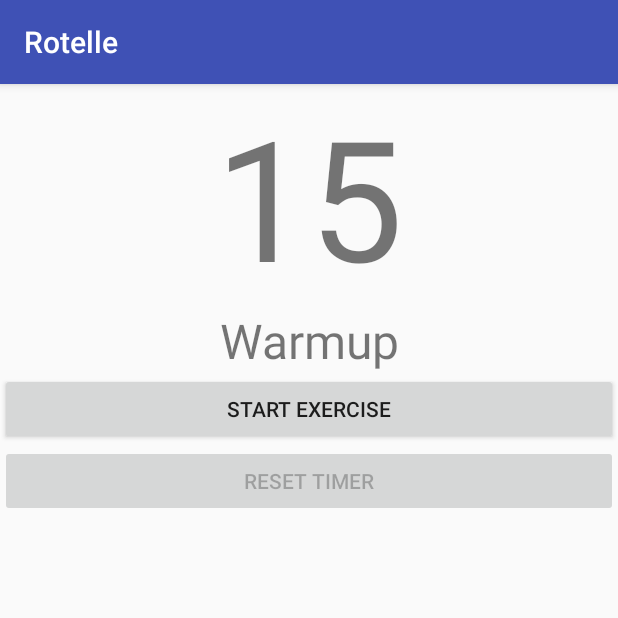
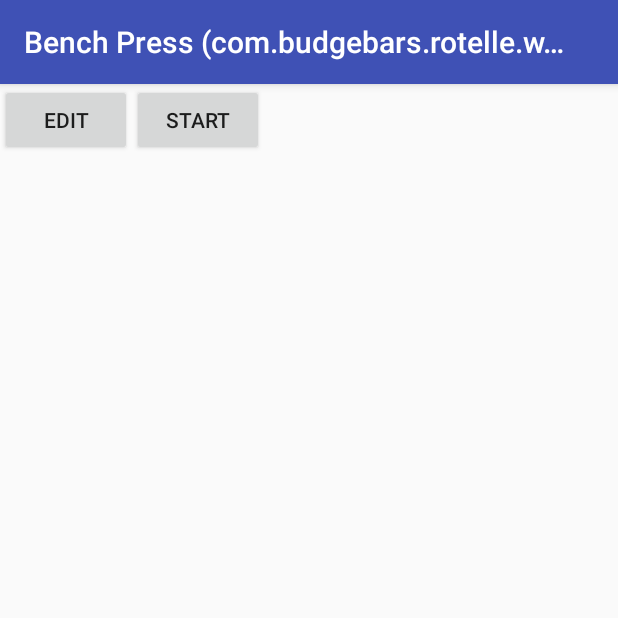
Before and after one commit to jdupont/android-workout-timer, an Android app: the screen it shows after launch (RunningTimerActivity before the commit, ExerciseActivity after it), after a tap on "RUN MOCK WORKOUT.", on a phone screen of 412 x 824 dp, the top half of it. Run offline under Robolectric (Android 15) with nearby library versions, the phone set to English and light mode, and no system bars.

Commit message:
Removing unit information that was sprinkled across the codebase and condensing it into the Duration class

```diff
--- a/app/build.gradle
+++ b/app/build.gradle
@@ -11,6 +11,7 @@ android {
         versionName "1.0"
         testInstrumentationRunner "android.support.test.runner.AndroidJUnitRunner"
     }
+
     buildTypes {
         release {
             minifyEnabled false
--- a/app/src/main/AndroidManifest.xml
+++ b/app/src/main/AndroidManifest.xml
@@ -9,14 +9,15 @@
         android:roundIcon="@mipmap/ic_launcher_round"
         android:supportsRtl="true"
         android:theme="@style/AppTheme">
-        <activity android:name=".MainActivity">
+        <activity android:name=".ExerciseListingActivity">
             <intent-filter>
                 <action android:name="android.intent.action.MAIN" />
 
                 <category android:name="android.intent.category.LAUNCHER" />
             </intent-filter>
         </activity>
-        <activity android:name=".RunningTimerActivity"></activity>
+        <activity android:name=".RunningTimerActivity" />
+        <activity android:name=".ExerciseActivity"></activity>
     </application>
 
 </manifest>
--- /dev/null
+++ b/app/src/main/java/com/budgebars/rotelle/ExerciseActivity.java
@@ -0,0 +1,42 @@
+package com.budgebars.rotelle;
+
+import android.content.Intent;
+import android.os.Bundle;
+import android.support.v7.app.AppCompatActivity;
+import android.view.View;
+import android.widget.Button;
+
+import com.budgebars.rotelle.workouts.Exercise;
+
+public class ExerciseActivity extends AppCompatActivity {
+
+    private Exercise exercise;
+
+    @Override
+    protected void onCreate(Bundle savedInstanceState) {
+        super.onCreate(savedInstanceState);
+        setContentView(R.layout.activity_exercise);
+
+        this.exercise = (Exercise) this.getIntent().getSerializableExtra(ExerciseListingActivity.EXERCISE_TO_RUN);
+
+        this.setTitle(this.exercise.name()+ " (" + this.exercise.totalLength() + ")");
+
+        Button startExerciseButton = (Button) this.findViewById(R.id.StartExerciseButton);
+        startExerciseButton.setOnClickListener(new View.OnClickListener() {
+            @Override
+            public void onClick(View view) {
+                Intent intent = new Intent(ExerciseActivity.this, RunningTimerActivity.class);
+                intent.putExtra(ExerciseListingActivity.EXERCISE_TO_RUN, ExerciseActivity.this.exercise);
+                startActivity(intent);
+            }
+        });
+
+        Button editExerciseButton = (Button) this.findViewById(R.id.EditExerciseButton);
+        editExerciseButton.setOnClickListener(new View.OnClickListener() {
+            @Override
+            public void onClick(View view) {
+                throw new UnsupportedOperationException("Not yet implemented");
+            }
+        });
+    }
+}
--- a/app/src/main/java/com/budgebars/rotelle/MainActivity.java
+++ b/app/src/main/java/com/budgebars/rotelle/ExerciseListingActivity.java
@@ -9,20 +9,20 @@ import android.widget.Button;
 import com.budgebars.rotelle.files.ExerciseParser;
 import com.budgebars.rotelle.workouts.Exercise;
 
-public class MainActivity extends AppCompatActivity {
+public class ExerciseListingActivity extends AppCompatActivity {
 
     public static final String EXERCISE_TO_RUN = "EXERCISE_EXTRA";
 
     @Override
     protected void onCreate(Bundle savedInstanceState) {
         super.onCreate(savedInstanceState);
-        setContentView(R.layout.activity_main);
+        setContentView(R.layout.activity_exercise_listing);
 
         Button allPurpose = (Button) this.findViewById(R.id.AllPurposeButton);
         allPurpose.setOnClickListener(new View.OnClickListener() {
             @Override
             public void onClick(View view) {
-                MainActivity.this.runAllPurposeButton();
+                ExerciseListingActivity.this.runAllPurposeButton();
             }
         });
     }
@@ -32,8 +32,8 @@ public class MainActivity extends AppCompatActivity {
         ExerciseParser parser = new ExerciseParser();
         Exercise exercise = parser.readExerciseFromFile(this);
 
-        Intent intent = new Intent(this, RunningTimerActivity.class);
-        intent.putExtra(MainActivity.EXERCISE_TO_RUN, exercise);
+        Intent intent = new Intent(this, ExerciseActivity.class);
+        intent.putExtra(ExerciseListingActivity.EXERCISE_TO_RUN, exercise);
         startActivity(intent);
     }
 }
--- a/app/src/main/java/com/budgebars/rotelle/files/ExerciseParser.java
+++ b/app/src/main/java/com/budgebars/rotelle/files/ExerciseParser.java
@@ -3,6 +3,7 @@ package com.budgebars.rotelle.files;
 import android.content.Context;
 
 import com.budgebars.rotelle.R;
+import com.budgebars.rotelle.workouts.Duration;
 import com.budgebars.rotelle.workouts.Exercise;
 import com.budgebars.rotelle.workouts.Interval;
 
@@ -93,7 +94,7 @@ public class ExerciseParser {
                 String name = oneObject.getString(ExerciseParser.INTERVAL_NAME_TAG);
                 int length = oneObject.getInt(ExerciseParser.INTERVAL_LENGTH_TAG);
 
-                intervals.add(new Interval(name, length));
+                intervals.add(new Interval(name, Duration.fromSeconds(length)));
             }
             catch (JSONException e)
             {
--- /dev/null
+++ b/app/src/main/java/com/budgebars/rotelle/workouts/Duration.java
@@ -0,0 +1,45 @@
+package com.budgebars.rotelle.workouts;
+
+import java.io.Serializable;
+import java.util.concurrent.TimeUnit;
+
+/**
+ * Created by Jules on 10/16/2017.
+ */
+
+public class Duration implements Serializable {
+
+    private static final TimeUnit UNIT = TimeUnit.MILLISECONDS;
+
+    private final long milliseconds;
+
+    public Duration(final long value, final TimeUnit unit)
+    {
+        this.milliseconds = Duration.UNIT.MILLISECONDS.convert(value, unit);
+    }
+
+    public Duration add(final Duration other)
+    {
+        return new Duration(this.milliseconds + other.milliseconds, Duration.UNIT);
+    }
+
+    public long get(final TimeUnit unit)
+    {
+        return unit.convert(milliseconds, Duration.UNIT);
+    }
+
+    public static Duration ZERO()
+    {
+        return new Duration(0, Duration.UNIT);
+    }
+
+    public static Duration fromSeconds(final long value)
+    {
+        return new Duration(value, TimeUnit.SECONDS);
+    }
+
+    public static Duration fromMilliSeconds(final long value)
+    {
+        return new Duration(value, TimeUnit.MILLISECONDS);
+    }
+}
--- a/app/src/main/java/com/budgebars/rotelle/workouts/Exercise.java
+++ b/app/src/main/java/com/budgebars/rotelle/workouts/Exercise.java
@@ -25,13 +25,13 @@ public class Exercise implements Serializable {
         this.intervals = intervals;
     }
 
-    public int totalLength()
+    public Duration totalLength()
     {
-        int total = 0;
+        Duration total = Duration.ZERO();
 
         for (Interval interval : this.intervals)
         {
-            total = total + interval.getLength();
+            total = total.add(interval.getLength());
         }
 
         return total;
@@ -62,9 +62,9 @@ public class Exercise implements Serializable {
     {
         List<Interval> intervals = new ArrayList<Interval>();
 
-        intervals.add(new Interval("Warmup", 15));
-        intervals.add(new Interval("Bench 1", 15));
-        intervals.add(new Interval("Rest 1", 15));
+        intervals.add(new Interval("Warmup", Duration.fromSeconds(15)));
+        intervals.add(new Interval("Bench 1", Duration.fromSeconds(15)));
+        intervals.add(new Interval("Rest 1", Duration.fromSeconds(15)));
 
         return new Exercise("Sample Bench Workout", intervals);
     }
--- a/app/src/main/java/com/budgebars/rotelle/workouts/ExerciseCoach.java
+++ b/app/src/main/java/com/budgebars/rotelle/workouts/ExerciseCoach.java
@@ -28,7 +28,7 @@ public class ExerciseCoach {
      * Saves state of current interval which is necessary during pauses (since Android timer does
      * not offer pause functionality out of the box).
      */
-    private long timeRemainingInCurrentInterval;
+    private Duration timeRemainingInCurrentInterval;
 
     private ExerciseState state;
 
@@ -64,7 +64,7 @@ public class ExerciseCoach {
 
         this.addTimerUpdateConsumer(new TimerUpdateConsumer() {
             @Override
-            public void timerUpdate(long remainingTime) {
+            public void timerUpdate(final Duration remainingTime) {
                 ExerciseCoach.this.timeRemainingInCurrentInterval = remainingTime;
             }
         });
@@ -87,7 +87,7 @@ public class ExerciseCoach {
         return this.currentInterval.getName();
     }
 
-    public int currentIntervalLength()
+    public Duration currentIntervalLength()
     {
         return this.currentInterval.getLength();
     }
@@ -170,7 +170,7 @@ public class ExerciseCoach {
         return this.makeTimerForCurrentInterval(this.currentIntervalLength());
     }
 
-    private IntervalTimer makeTimerForCurrentInterval(final long timerLength)
+    private IntervalTimer makeTimerForCurrentInterval(final Duration timerLength)
     {
         IntervalTimer timer = new IntervalTimer(timerLength);
         timer.addStartedConsumer(this.intervalStartedConsumers);
--- a/app/src/main/java/com/budgebars/rotelle/workouts/Interval.java
+++ b/app/src/main/java/com/budgebars/rotelle/workouts/Interval.java
@@ -10,15 +10,15 @@ public class Interval implements Serializable {
 
     private final String name;
 
-    private final int length;
+    private final Duration length;
 
-    public Interval(final String name, final int length)
+    public Interval(final String name, final Duration length)
     {
         this.name = name;
         this.length = length;
     }
 
-    public int getLength()
+    public Duration getLength()
     {
         return this.length;
     }
--- a/app/src/main/java/com/budgebars/rotelle/workouts/IntervalTimer.java
+++ b/app/src/main/java/com/budgebars/rotelle/workouts/IntervalTimer.java
@@ -8,6 +8,7 @@ import com.budgebars.rotelle.workouts.consumers.TimerUpdateConsumer;
 
 import java.util.ArrayList;
 import java.util.List;
+import java.util.concurrent.TimeUnit;
 
 
 /**
@@ -16,7 +17,7 @@ import java.util.List;
 
 public class IntervalTimer {
 
-    private static final int NOTIFICATION_TICKS_MILLIS = 250;
+    private static final Duration NOTIFICATION_TICKS_MILLIS = Duration.fromMilliSeconds(250);
 
     private final CountDownTimer timer;
 
@@ -32,16 +33,16 @@ public class IntervalTimer {
         this(interval.getLength());
     }
 
-    public IntervalTimer(final long intervalLength)
+    public IntervalTimer(final Duration intervalLength)
     {
-        this.timer = new CountDownTimer(intervalLength * Units.SECONDS_TO_MILLIS_FACTOR,
-                IntervalTimer.NOTIFICATION_TICKS_MILLIS) {
+        this.timer = new CountDownTimer(intervalLength.get(TimeUnit.MILLISECONDS),
+                IntervalTimer.NOTIFICATION_TICKS_MILLIS.get(TimeUnit.MILLISECONDS)) {
             @Override
-            public void onTick(long l) {
+            public void onTick(final long milliseconds) {
 
                 for (TimerUpdateConsumer consumer : IntervalTimer.this.onTickMethods)
                 {
-                    consumer.timerUpdate(l / Units.SECONDS_TO_MILLIS_FACTOR);
+                    consumer.timerUpdate(Duration.fromMilliSeconds(milliseconds));
                 }
             }
 
--- a/app/src/main/java/com/budgebars/rotelle/workouts/consumers/IntervalChangedConsumer.java
+++ b/app/src/main/java/com/budgebars/rotelle/workouts/consumers/IntervalChangedConsumer.java
@@ -1,4 +1,6 @@
 package com.budgebars.rotelle.workouts.consumers;
+
+import com.budgebars.rotelle.workouts.Duration;
 
 /**
  * Created by Jules on 10/13/2017.
@@ -6,5 +8,5 @@ package com.budgebars.rotelle.workouts.consumers;
 
 public interface IntervalChangedConsumer
 {
-    public void intervalChanged(final String intervalName, final int intervalLength);
+    public void intervalChanged(final String intervalName, final Duration intervalLength);
 }
--- a/app/src/main/java/com/budgebars/rotelle/workouts/consumers/TimerUpdateConsumer.java
+++ b/app/src/main/java/com/budgebars/rotelle/workouts/consumers/TimerUpdateConsumer.java
@@ -1,4 +1,6 @@
 package com.budgebars.rotelle.workouts.consumers;
+
+import com.budgebars.rotelle.workouts.Duration;
 
 /**
  * Created by Jules on 10/13/2017.
@@ -6,5 +8,5 @@ package com.budgebars.rotelle.workouts.consumers;
 
 public interface TimerUpdateConsumer
 {
-    public void timerUpdate(long remainingTime);
+    public void timerUpdate(final Duration remainingTime);
 }
--- /dev/null
+++ b/app/src/main/res/layout/activity_exercise.xml
@@ -0,0 +1,33 @@
+<?xml version="1.0" encoding="utf-8"?>
+<LinearLayout xmlns:android="http://schemas.android.com/apk/res/android"
+    xmlns:app="http://schemas.android.com/apk/res-auto"
+    xmlns:tools="http://schemas.android.com/tools"
+    android:layout_width="match_parent"
+    android:layout_height="match_parent"
+    android:orientation="vertical"
+    tools:context="com.budgebars.rotelle.ExerciseActivity">
+
+    <ListView
+        android:layout_width="match_parent"
+        android:layout_height="wrap_content"/>
+
+    <LinearLayout
+        android:layout_width="match_parent"
+        android:layout_height="wrap_content"
+        android:orientation="horizontal">
+
+        <Button
+            android:id="@+id/EditExerciseButton"
+            android:layout_width="wrap_content"
+            android:layout_height="match_parent"
+            android:text="Edit"/>
+
+        <Button
+            android:id="@+id/StartExerciseButton"
+            android:layout_width="wrap_content"
+            android:layout_height="match_parent"
+            android:text="Start"/>
+
+    </LinearLayout>
+
+</LinearLayout>
--- a/app/src/main/res/raw/sample_exercise.json
+++ b/app/src/main/res/raw/sample_exercise.json
@@ -4,7 +4,7 @@
 	"Version": "0.1",
 	"intervals": [
 		{"name": "Warmup", "length": "15"},
-              	{"name": "Bench Set 1", "length": "15"},
-              	{"name": "Rest 1", "length": "15"}
-        ]
+          	{"name": "Bench Set 1", "length": "15"},
+          	{"name": "Rest 1", "length": "15"}
+      ]
 }}
```
Also changed, not shown: app/src/main/java/com/budgebars/rotelle/RunningTimerActivity.java (+10 -7 lines), app/src/main/res/layout/activity_exercise_listing.xml (renamed from app/src/main/res/layout/activity_main.xml, +4 -3 lines).
